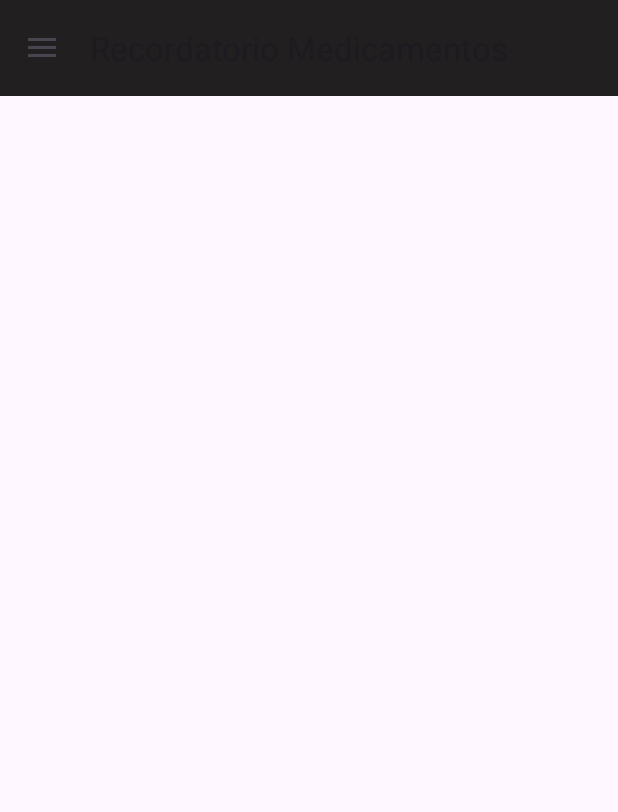
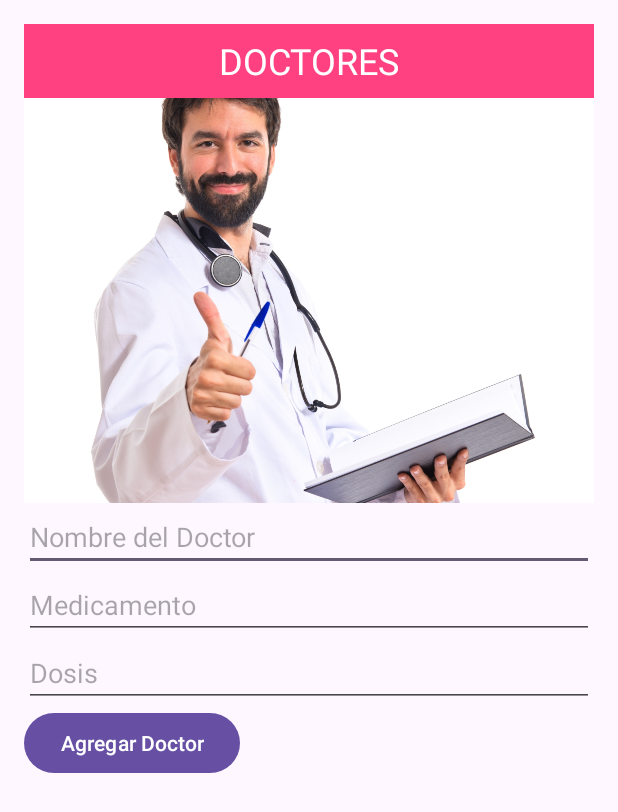
Before and after one commit to NoeliaDuranL/Recordatorio_Medicamentos, an Android app: the screen it shows after launch (MainActivity before the commit, DoctorActivity after it), in the side drawer, after a tap on "Doctor", on a phone screen of 412 x 824 dp. Shown: the top 812 px of the screen. Run offline under Robolectric (Android 15) with nearby library versions, the phone set to English and light mode, and no system bars.

Commit message:
agregue 2 pantallas Doctores y Refill 28/05/2023

```diff
--- a/app/build.gradle
+++ b/app/build.gradle
@@ -34,9 +34,9 @@ android {
 
 dependencies {
 
-    implementation 'androidx.core:core-ktx:1.8.0'
+    implementation 'androidx.core:core-ktx:1.10.1'
     implementation 'androidx.appcompat:appcompat:1.6.1'
-    implementation 'com.google.android.material:material:1.5.0'
+    implementation 'com.google.android.material:material:1.9.0'
     implementation 'androidx.constraintlayout:constraintlayout:2.1.4'
 
     implementation 'androidx.drawerlayout:drawerlayout:1.2.0'
--- /dev/null
+++ b/app/src/main/java/com/example/recordatoriomedicamentos/DoctorActivity.kt
@@ -0,0 +1,48 @@
+package com.example.recordatoriomedicamentos
+
+import android.annotation.SuppressLint
+import android.os.Bundle
+import android.widget.Button
+import android.widget.EditText
+import android.widget.ImageView
+import android.widget.LinearLayout
+import android.widget.TextView
+import androidx.appcompat.app.AppCompatActivity
+
+class DoctorActivity : AppCompatActivity() {
+
+    private val doctorList = mutableListOf<Doctor>()
+
+    @SuppressLint("SetTextI18n")
+    override fun onCreate(savedInstanceState: Bundle?) {
+        super.onCreate(savedInstanceState)
+        setContentView(R.layout.activity_doctor)
+
+        val doctorsContainer = findViewById<LinearLayout>(R.id.doctorsContainer)
+        val imageViewDoctor = findViewById<ImageView>(R.id.imageViewDoctor)
+        val editTextName = findViewById<EditText>(R.id.editTextName)
+        val editTextMedication = findViewById<EditText>(R.id.editTextMedication)
+        val editTextDose = findViewById<EditText>(R.id.editTextDose)
+        val buttonAddDoctor = findViewById<Button>(R.id.buttonAddDoctor)
+
+        imageViewDoctor.setImageResource(R.drawable.doctor_image)
+
+        buttonAddDoctor.setOnClickListener {
+            val name = editTextName.text.toString()
+            val medication = editTextMedication.text.toString()
+            val dose = editTextDose.text.toString()
+            val doctor = Doctor(name, medication, dose)
+            doctorList.add(doctor)
+
+            val textViewDoctor = TextView(this)
+            textViewDoctor.text = "Doctor: $name\nMedicacion: $medication\nDosis: $dose"
+            doctorsContainer.addView(textViewDoctor)
+
+            editTextName.text.clear()
+            editTextMedication.text.clear()
+            editTextDose.text.clear()
+        }
+    }
+}
+
+data class Doctor(val name: String, val medication: String, val dose: String)
--- a/app/src/main/java/com/example/recordatoriomedicamentos/MainActivity.kt
+++ b/app/src/main/java/com/example/recordatoriomedicamentos/MainActivity.kt
@@ -1,17 +1,16 @@
 package com.example.recordatoriomedicamentos
 
-import android.content.ClipData.Item
+import android.content.Intent
 import android.content.res.Configuration
-import androidx.appcompat.app.AppCompatActivity
 import android.os.Bundle
 import android.view.MenuItem
 import android.widget.Toast
 import androidx.appcompat.app.ActionBarDrawerToggle
+import androidx.appcompat.app.AppCompatActivity
 import androidx.appcompat.widget.Toolbar
 import androidx.core.view.GravityCompat
 import androidx.drawerlayout.widget.DrawerLayout
 import com.google.android.material.navigation.NavigationView
-import android.content.Intent
 
 class MainActivity : AppCompatActivity(), NavigationView.OnNavigationItemSelectedListener {
 
@@ -40,18 +39,24 @@ class MainActivity : AppCompatActivity(), NavigationView.OnNavigationItemSelecte
     }
 
     override fun onNavigationItemSelected(item: MenuItem): Boolean {
-        when(item.itemId) {
+        when (item.itemId) {
             R.id.nav_item_usuario -> {
-                // Crea un Intent para iniciar la UsuarioActivity
                 val intent = Intent(this, UsuarioActivity::class.java)
-                startActivity(intent) // Inicia la actividad UsuarioActivity
-
-                // Muestra un mensaje Toast para verificar que se ha hecho clic correctamente
+                startActivity(intent)
                 Toast.makeText(this, "Usuario", Toast.LENGTH_SHORT).show()
             }
             R.id.nav_item_medicamentos -> Toast.makeText(this, "Medicamentos", Toast.LENGTH_SHORT).show()
-            R.id.nav_item_doctor -> Toast.makeText(this, "Doctor", Toast.LENGTH_SHORT).show()
-            R.id.nav_item_refill -> Toast.makeText(this, "Refill", Toast.LENGTH_SHORT).show()
+
+            R.id.nav_item_doctor -> {
+                Toast.makeText(this, "Doctores", Toast.LENGTH_SHORT).show()
+                val intent = Intent(this, DoctorActivity::class.java)
+                startActivity(intent)
+            }
+            R.id.nav_item_refill -> {
+                Toast.makeText(this, "Refill", Toast.LENGTH_SHORT).show()
+                val intent = Intent(this, RefillActivity::class.java)
+                startActivity(intent)
+            }
             R.id.nav_item_reporte -> Toast.makeText(this, "Reporte", Toast.LENGTH_SHORT).show()
             R.id.nav_item_agregar -> Toast.makeText(this, "Agregar Usuario", Toast.LENGTH_SHORT).show()
         }
--- /dev/null
+++ b/app/src/main/res/layout/activity_doctor.xml
@@ -0,0 +1,61 @@
+<?xml version="1.0" encoding="utf-8"?>
+<LinearLayout xmlns:android="http://schemas.android.com/apk/res/android"
+    android:layout_width="match_parent"
+    android:layout_height="match_parent"
+    android:orientation="vertical"
+    android:padding="16dp">
+
+
+    <TextView
+        android:id="@+id/textView"
+        android:layout_width="match_parent"
+        android:layout_height="49dp"
+        android:background="#FF4081"
+        android:gravity="center"
+        android:text="@string/doctores"
+        android:textColor="#FFFFFF"
+        android:textSize="24sp" />
+
+    <ImageView
+        android:id="@+id/imageViewDoctor"
+        android:layout_width="match_parent"
+        android:layout_height="270dp"
+        android:scaleType="centerCrop"
+        android:src="@drawable/doctor_image"
+        android:contentDescription="@string/doctor" />
+
+    <EditText
+        android:id="@+id/editTextName"
+        android:layout_width="match_parent"
+        android:layout_height="wrap_content"
+        android:hint="@string/nombre_del_doctor"
+        android:importantForAutofill="no"/>
+
+    <EditText
+        android:id="@+id/editTextMedication"
+        android:layout_width="match_parent"
+        android:layout_height="wrap_content"
+        android:hint="@string/medicamento"
+        android:importantForAutofill="no" />
+
+    <EditText
+        android:id="@+id/editTextDose"
+        android:layout_width="match_parent"
+        android:layout_height="wrap_content"
+        android:hint="@string/dosis"
+        android:importantForAutofill="no" />
+
+    <Button
+        android:id="@+id/buttonAddDoctor"
+        android:layout_width="wrap_content"
+        android:layout_height="wrap_content"
+        android:text="@string/agregar_doctor" />
+
+    <LinearLayout
+        android:id="@+id/doctorsContainer"
+        android:layout_width="match_parent"
+        android:layout_height="65dp"
+        android:orientation="vertical">
+    </LinearLayout>
+
+</LinearLayout>
--- a/app/src/main/res/values/strings.xml
+++ b/app/src/main/res/values/strings.xml
@@ -2,4 +2,16 @@
     <string name="app_name">Recordatorio Medicamentos</string>
     <string name="navigation_drawer_open">Open</string>
     <string name="navigation_drawer_close">Close</string>
+    <string name="nombre_del_medicamento">Nombre del medicamento</string>
+    <string name="agregar">Agregar</string>
+    <string name="cantidad">Cantidad</string>
+    <string name="agregar_medicamento">Agregar Medicamento</string>
+    <string name="doctores">DOCTORES</string>
+    <string name="doctor">doctor</string>
+    <string name="nombre_del_doctor">Nombre del Doctor</string>
+    <string name="medicamento">Medicamento</string>
+    <string name="dosis">Dosis</string>
+    <string name="agregar_doctor">Agregar Doctor</string>
+    <string name="refill">REFILL</string>
+    <string name="nombre_medicamento">Nombre del medicamento</string>
 </resources>
```
Also changed, not shown: app/src/main/AndroidManifest.xml (+9 -0 lines), app/src/main/java/com/example/recordatoriomedicamentos/MedicationDialog.kt (added, +35 -0 lines), app/src/main/java/com/example/recordatoriomedicamentos/RefillActivity.kt (added, +55 -0 lines), app/src/main/res/layout/activity_medication_dialog.xml (added, +29 -0 lines), app/src/main/res/layout/activity_refill.xml (added, +42 -0 lines), app/src/main/res/drawable/doctor_image.png (added), app/src/main/res/drawable/medicamentos.png (added).
